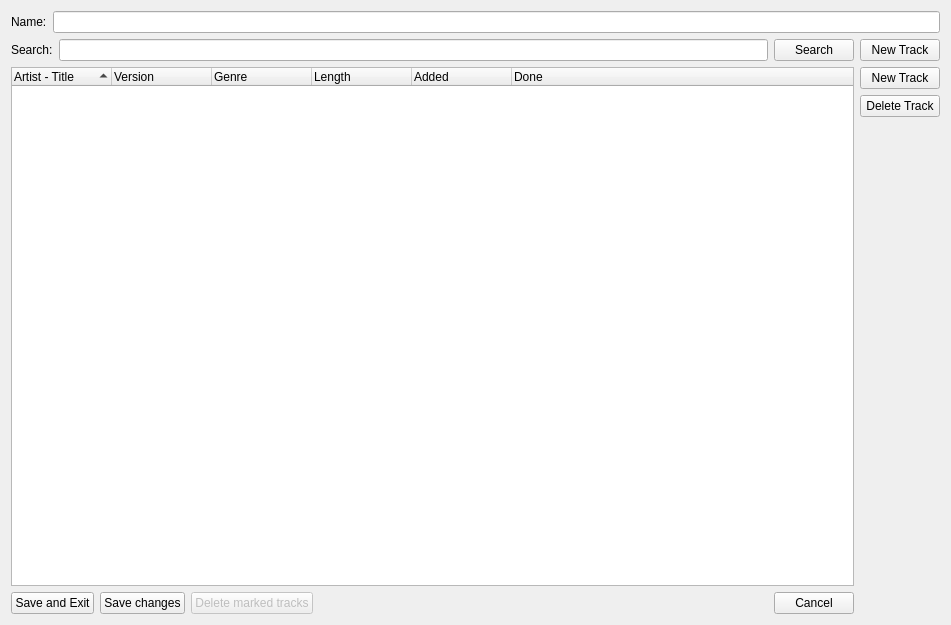
pfedick/winmusik, file trunk/forms/searchlistdialog.ui: the form before one commit.
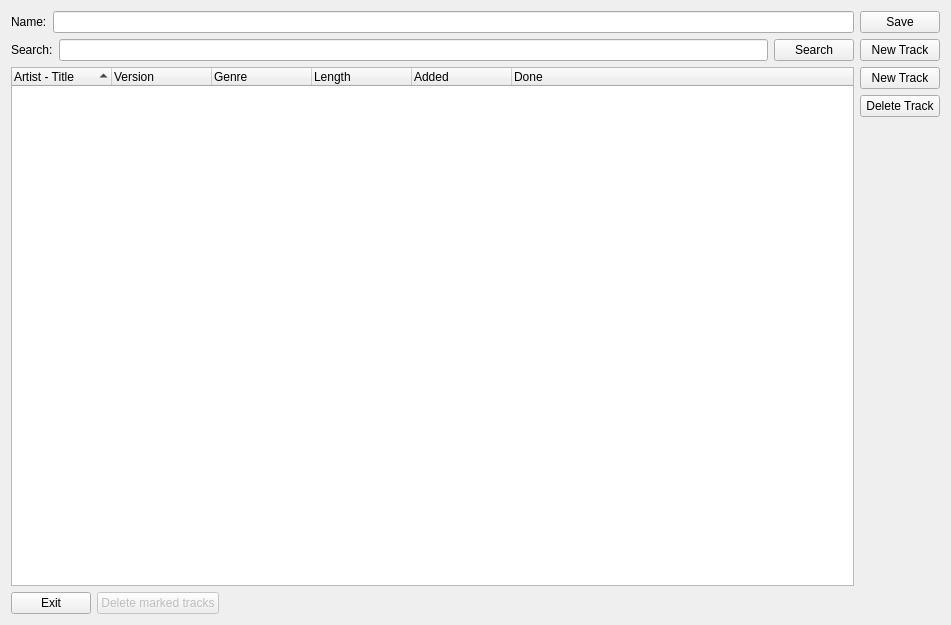
The form after the commit. Icons and pictures are not drawn.

Diff of the .ui file:
```diff
--- a/trunk/forms/searchlistdialog.ui
+++ b/trunk/forms/searchlistdialog.ui
@@ -30,6 +30,23 @@
      <item>
       <widget class="QLineEdit" name="searchlistName"/>
      </item>
+     <item>
+      <widget class="QPushButton" name="saveButton">
+       <property name="text">
+        <string>Save</string>
+       </property>
+       <property name="icon">
+        <iconset resource="../resources.qrc">
+         <normaloff>:/icons/resources/filesave.png</normaloff>:/icons/resources/filesave.png</iconset>
+       </property>
+       <property name="iconSize">
+        <size>
+         <width>16</width>
+         <height>16</height>
+        </size>
+       </property>
+      </widget>
+     </item>
     </layout>
    </item>
    <item>
@@ -153,7 +170,7 @@
          <item>
           <widget class="QPushButton" name="saveExitButton">
            <property name="text">
-            <string>Save and Exit</string>
+            <string>Exit</string>
            </property>
            <property name="icon">
             <iconset resource="../resources.qrc">
@@ -167,23 +184,6 @@
            </property>
           </widget>
          </item>
-         <item>
-          <widget class="QPushButton" name="saveButton">
-           <property name="text">
-            <string>Save changes</string>
-           </property>
-           <property name="icon">
-            <iconset resource="../resources.qrc">
-             <normaloff>:/icons/resources/filesave.png</normaloff>:/icons/resources/filesave.png</iconset>
-           </property>
-           <property name="iconSize">
-            <size>
-             <width>16</width>
-             <height>16</height>
-            </size>
-           </property>
-          </widget>
-         </item>
          <item>
           <widget class="QPushButton" name="deleteMarkedTracksButton">
            <property name="enabled">
@@ -217,23 +217,6 @@
            </property>
           </spacer>
          </item>
-         <item>
-          <widget class="QPushButton" name="cancelButton">
-           <property name="text">
-            <string>Cancel</string>
-           </property>
-           <property name="icon">
-            <iconset resource="../resources.qrc">
-             <normaloff>:/icons/resources/cancel.png</normaloff>:/icons/resources/cancel.png</iconset>
-           </property>
-           <property name="iconSize">
-            <size>
-             <width>16</width>
-             <height>16</height>
-            </size>
-           </property>
-          </widget>
-         </item>
         </layout>
        </item>
       </layout>
```
Left out of the diff: 4 changed lines with no effect on the pictures.
